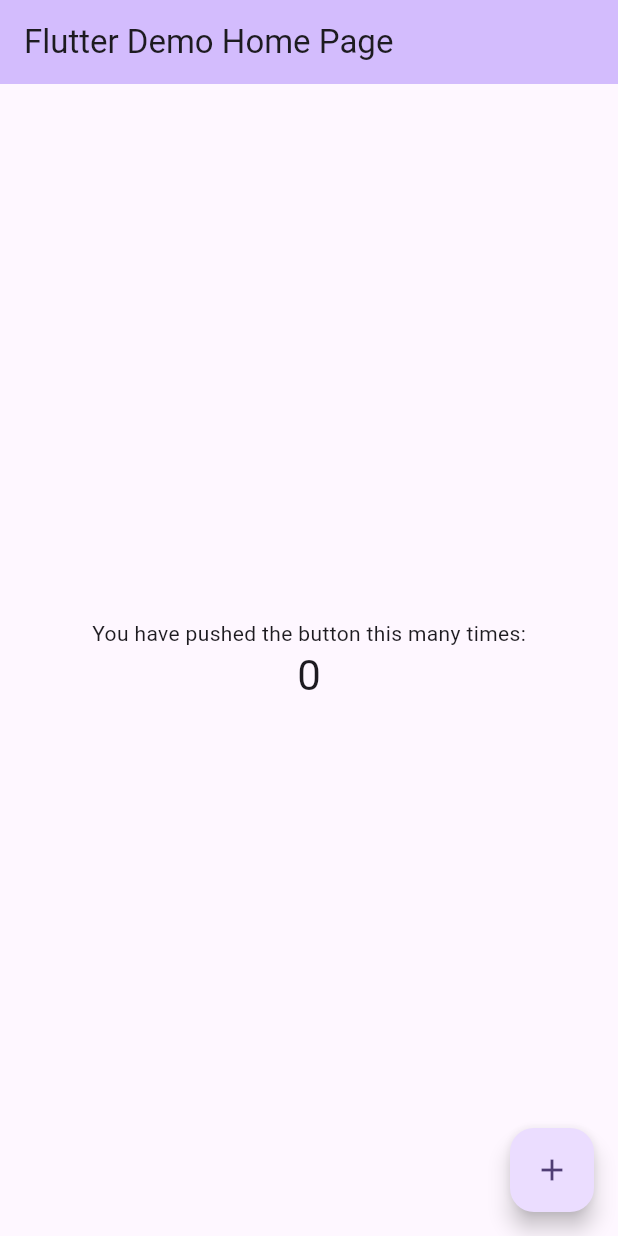
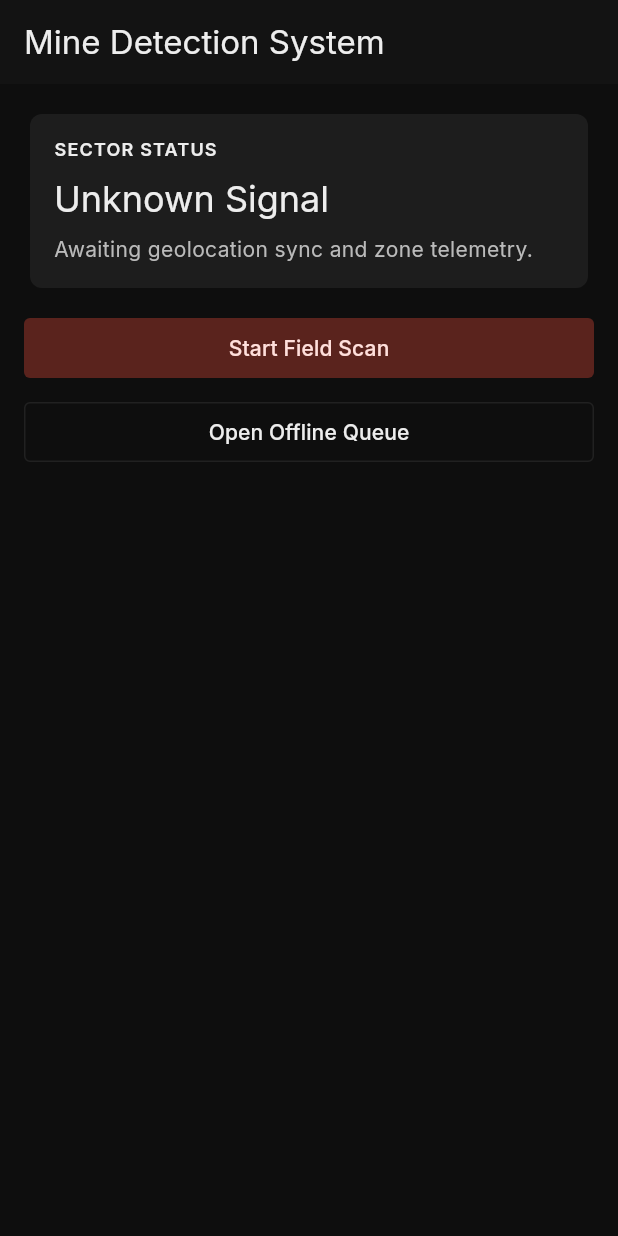
Before and after one commit to Aboud-KHalaf/Mine-Detection-System---Syria, a Flutter app: the screen it shows after launch, on a phone screen of 412 x 824 dp. Run offline on Flutter 3.47's test engine with Material 3 defaults, Android fonts, the phone set to English and light mode, and no system bars; our stand-ins replace google_fonts.

Commit message:
feat(theme): implement Tactical Sentinel app theme
- convert DESIGN.md into reusable core theme tokens and Material 3 dark theme

- add typography layer (Inter/Cairo via google_fonts) and component theming

- replace Flutter counter template with themed HomeScreen shell

- update widget test to validate new entry view

- refresh pub lock and generated plugin manifests

```diff
--- /dev/null
+++ b/lib/core/theme/app_colors.dart
@@ -0,0 +1,23 @@
+import 'package:flutter/material.dart';
+
+/// Tactical Sentinel color tokens extracted from DESIGN.md.
+abstract final class AppColors {
+  static const Color primary = Color(0xFFFF8E84);
+  static const Color error = Color(0xFFFF6E84);
+  static const Color secondary = Color(0xFF9DF898);
+  static const Color tertiary = Color(0xFFFFB150);
+
+  static const Color surface = Color(0xFF0E0E0E);
+
+  static const Color surfaceContainerLowest = Color(0xFF0A0A0A);
+  static const Color surfaceContainerLow = Color(0xFF131313);
+  static const Color surfaceContainer = Color(0xFF181818);
+  static const Color surfaceContainerHigh = Color(0xFF1D1D1D);
+  static const Color surfaceContainerHighest = Color(0xFF242424);
+
+  static const Color onSurface = Color(0xFFEDEDED);
+  static const Color onSurfaceVariant = Color(0xFFBABABA);
+  static const Color outlineVariant = Color(0xFF8A8A8A);
+
+  static const Color errorDim = Color(0xFFC75E71);
+}
--- /dev/null
+++ b/lib/core/theme/app_theme.dart
@@ -0,0 +1,131 @@
+import 'package:flutter/material.dart';
+
+import 'app_colors.dart';
+import 'app_theme_tokens.dart';
+import 'app_typography.dart';
+
+abstract final class AppTheme {
+  static ThemeData dark() {
+    const colorScheme = ColorScheme(
+      brightness: Brightness.dark,
+      primary: AppColors.primary,
+      onPrimary: Color(0xFF2B0F0C),
+      primaryContainer: Color(0xFF5A231D),
+      onPrimaryContainer: Color(0xFFFFDFDB),
+      secondary: AppColors.secondary,
+      onSecondary: Color(0xFF0F2B0E),
+      secondaryContainer: Color(0xFF1F4920),
+      onSecondaryContainer: Color(0xFFD8FFD5),
+      tertiary: AppColors.tertiary,
+      onTertiary: Color(0xFF2B1A00),
+      tertiaryContainer: Color(0xFF5F3E13),
+      onTertiaryContainer: Color(0xFFFFE1BE),
+      error: AppColors.error,
+      onError: Color(0xFF310010),
+      errorContainer: Color(0xFF5F1F30),
+      onErrorContainer: Color(0xFFFFD9E2),
+      surface: AppColors.surface,
+      onSurface: AppColors.onSurface,
+      onSurfaceVariant: AppColors.onSurfaceVariant,
+      outline: AppColors.outlineVariant,
+      outlineVariant: AppColors.outlineVariant,
+      shadow: Colors.black,
+      scrim: Colors.black,
+      inverseSurface: Color(0xFFE6E1E0),
+      onInverseSurface: Color(0xFF23201F),
+      inversePrimary: Color(0xFF8D4B44),
+      surfaceContainerLowest: AppColors.surfaceContainerLowest,
+      surfaceContainerLow: AppColors.surfaceContainerLow,
+      surfaceContainer: AppColors.surfaceContainer,
+      surfaceContainerHigh: AppColors.surfaceContainerHigh,
+      surfaceContainerHighest: AppColors.surfaceContainerHighest,
+      surfaceBright: Color(0xFF3A3838),
+      surfaceDim: Color(0xFF121111),
+    );
+
+    final textTheme = AppTypography.textTheme(colorScheme);
+
+    return ThemeData(
+      useMaterial3: true,
+      colorScheme: colorScheme,
+      scaffoldBackgroundColor: colorScheme.surface,
+      textTheme: textTheme,
+      appBarTheme: AppBarTheme(
+        backgroundColor: colorScheme.surfaceContainerLow,
+        foregroundColor: colorScheme.onSurface,
+        elevation: 0,
+        scrolledUnderElevation: 0,
+      ),
+      cardTheme: CardThemeData(
+        color: colorScheme.surfaceContainerHigh,
+        elevation: 0,
+        shape: RoundedRectangleBorder(
+          borderRadius: BorderRadius.circular(AppThemeTokens.roundEight),
+        ),
+      ),
+      elevatedButtonTheme: ElevatedButtonThemeData(
+        style: ElevatedButton.styleFrom(
+          elevation: 0,
+          backgroundColor: colorScheme.primaryContainer,
+          foregroundColor: colorScheme.onPrimaryContainer,
+          shape: RoundedRectangleBorder(
+            borderRadius: BorderRadius.circular(AppThemeTokens.roundFour),
+          ),
+        ),
+      ),
+      filledButtonTheme: FilledButtonThemeData(
+        style: FilledButton.styleFrom(
+          backgroundColor: colorScheme.primaryContainer,
+          foregroundColor: colorScheme.onPrimaryContainer,
+          shape: RoundedRectangleBorder(
+            borderRadius: BorderRadius.circular(AppThemeTokens.roundFour),
+          ),
+        ),
+      ),
+      outlinedButtonTheme: OutlinedButtonThemeData(
+        style: OutlinedButton.styleFrom(
+          foregroundColor: colorScheme.onSurface,
+          side: BorderSide(
+            color: colorScheme.outlineVariant.withValues(
+              alpha: AppThemeTokens.ghostBorderOpacity,
+            ),
+            width: 1,
+          ),
+          shape: RoundedRectangleBorder(
+            borderRadius: BorderRadius.circular(AppThemeTokens.roundFour),
+          ),
+        ),
+      ),
+      inputDecorationTheme: InputDecorationTheme(
+        filled: true,
+        fillColor: colorScheme.surfaceContainerLowest,
+        hintStyle: textTheme.bodyMedium?.copyWith(
+          color: colorScheme.onSurfaceVariant,
+        ),
+        enabledBorder: OutlineInputBorder(
+          borderSide: BorderSide(
+            color: colorScheme.outlineVariant.withValues(
+              alpha: AppThemeTokens.ghostBorderOpacity,
+            ),
+          ),
+          borderRadius: BorderRadius.circular(AppThemeTokens.roundFour),
+        ),
+        focusedBorder: OutlineInputBorder(
+          borderSide: BorderSide(
+            color: colorScheme.tertiary.withValues(alpha: 0.5),
+          ),
+          borderRadius: BorderRadius.circular(AppThemeTokens.roundFour),
+        ),
+      ),
+      dividerTheme: const DividerThemeData(
+        color: Colors.transparent,
+        space: 0,
+        thickness: 0,
+      ),
+      snackBarTheme: SnackBarThemeData(
+        backgroundColor: colorScheme.surfaceContainerHighest,
+        contentTextStyle: textTheme.bodyMedium,
+      ),
+    );
+  }
+}
--- /dev/null
+++ b/lib/core/theme/app_theme_tokens.dart
@@ -0,0 +1,10 @@
+abstract final class AppThemeTokens {
+  static const double roundFour = 4;
+  static const double roundEight = 8;
+
+  static const double spacingSm = 8;
+  static const double spacingMd = 12;
+  static const double spacingLg = 16;
+
+  static const double ghostBorderOpacity = 0.15;
+}
--- /dev/null
+++ b/lib/core/theme/app_typography.dart
@@ -0,0 +1,33 @@
+import 'package:flutter/material.dart';
+import 'package:google_fonts/google_fonts.dart';
+
+abstract final class AppTypography {
+  static TextTheme textTheme(ColorScheme colorScheme) {
+    final inter = GoogleFonts.interTextTheme();
+    final cairoFamily = GoogleFonts.cairo().fontFamily;
+
+    TextStyle withFallback(TextStyle? style) {
+      return (style ?? const TextStyle()).copyWith(
+        color: colorScheme.onSurface,
+        fontFamilyFallback: [if (cairoFamily != null) cairoFamily],
+      );
+    }
+
+    return inter.copyWith(
+      displayLarge: withFallback(inter.displayLarge),
+      displayMedium: withFallback(inter.displayMedium),
+      headlineMedium: withFallback(inter.headlineMedium),
+      headlineSmall: withFallback(inter.headlineSmall),
+      titleMedium: withFallback(inter.titleMedium),
+      bodyMedium: withFallback(inter.bodyMedium),
+      labelMedium: withFallback(inter.labelMedium).copyWith(
+        letterSpacing: 0.8,
+        fontWeight: FontWeight.w600,
+      ),
+      labelSmall: withFallback(inter.labelSmall).copyWith(
+        letterSpacing: 0.8,
+        fontWeight: FontWeight.w600,
+      ),
+    );
+  }
+}
--- a/lib/main.dart
+++ b/lib/main.dart
@@ -1,122 +1,23 @@
 import 'package:flutter/material.dart';
 
+import 'core/theme/app_theme.dart';
+import 'views/home/home_screen.dart';
+
 void main() {
-  runApp(const MyApp());
+  runApp(const MdsApp());
 }
 
-class MyApp extends StatelessWidget {
-  const MyApp({super.key});
+class MdsApp extends StatelessWidget {
+  const MdsApp({super.key});
 
-  // This widget is the root of your application.
   @override
   Widget build(BuildContext context) {
     return MaterialApp(
-      title: 'Flutter Demo',
-      theme: ThemeData(
-        // This is the theme of your application.
-        //
-        // TRY THIS: Try running your application with "flutter run". You'll see
-        // the application has a purple toolbar. Then, without quitting the app,
-        // try changing the seedColor in the colorScheme below to Colors.green
-        // and then invoke "hot reload" (save your changes or press the "hot
-        // reload" button in a Flutter-supported IDE, or press "r" if you used
-        // the command line to start the app).
-        //
-        // Notice that the counter didn't reset back to zero; the application
-        // state is not lost during the reload. To reset the state, use hot
-        // restart instead.
-        //
-        // This works for code too, not just values: Most code changes can be
-        // tested with just a hot reload.
-        colorScheme: .fromSeed(seedColor: Colors.deepPurple),
-      ),
-      home: const MyHomePage(title: 'Flutter Demo Home Page'),
+      title: 'Mine Detection System',
+      debugShowCheckedModeBanner: false,
+      themeMode: ThemeMode.dark,
+      darkTheme: AppTheme.dark(),
+      home: const HomeScreen(),
     );
   }
 }
-
-class MyHomePage extends StatefulWidget {
-  const MyHomePage({super.key, required this.title});
-
-  // This widget is the home page of your application. It is stateful, meaning
-  // that it has a State object (defined below) that contains fields that affect
-  // how it looks.
-
-  // This class is the configuration for the state. It holds the values (in this
-  // case the title) provided by the parent (in this case the App widget) and
-  // used by the build method of the State. Fields in a Widget subclass are
-  // always marked "final".
-
-  final String title;
-
-  @override
-  State<MyHomePage> createState() => _MyHomePageState();
-}
-
-class _MyHomePageState extends State<MyHomePage> {
-  int _counter = 0;
-
-  void _incrementCounter() {
-    setState(() {
-      // This call to setState tells the Flutter framework that something has
-      // changed in this State, which causes it to rerun the build method below
-      // so that the display can reflect the updated values. If we changed
-      // _counter without calling setState(), then the build method would not be
-      // called again, and so nothing would appear to happen.
-      _counter++;
-    });
-  }
-
-  @override
-  Widget build(BuildContext context) {
-    // This method is rerun every time setState is called, for instance as done
-    // by the _incrementCounter method above.
-    //
-    // The Flutter framework has been optimized to make rerunning build methods
-    // fast, so that you can just rebuild anything that needs updating rather
-    // than having to individually change instances of widgets.
-    return Scaffold(
-      appBar: AppBar(
-        // TRY THIS: Try changing the color here to a specific color (to
-        // Colors.amber, perhaps?) and trigger a hot reload to see the AppBar
-        // change color while the other colors stay the same.
-        backgroundColor: Theme.of(context).colorScheme.inversePrimary,
-        // Here we take the value from the MyHomePage object that was created by
-        // the App.build method, and use it to set our appbar title.
-        title: Text(widget.title),
-      ),
-      body: Center(
-        // Center is a layout widget. It takes a single child and positions it
-        // in the middle of the parent.
-        child: Column(
-          // Column is also a layout widget. It takes a list of children and
-          // arranges them vertically. By default, it sizes itself to fit its
-          // children horizontally, and tries to be as tall as its parent.
-          //
-          // Column has various properties to control how it sizes itself and
-          // how it positions its children. Here we use mainAxisAlignment to
-          // center the children vertically; the main axis here is the vertical
-          // axis because Columns are vertical (the cross axis would be
-          // horizontal).
-          //
-          // TRY THIS: Invoke "debug painting" (choose the "Toggle Debug Paint"
-          // action in the IDE, or press "p" in the console), to see the
-          // wireframe for each widget.
-          mainAxisAlignment: .center,
-          children: [
-            const Text('You have pushed the button this many times:'),
-            Text(
-              '$_counter',
-              style: Theme.of(context).textTheme.headlineMedium,
-            ),
-          ],
-        ),
-      ),
-      floatingActionButton: FloatingActionButton(
-        onPressed: _incrementCounter,
-        tooltip: 'Increment',
-        child: const Icon(Icons.add),
-      ),
-    );
-  }
-}
--- /dev/null
+++ b/lib/views/home/home_screen.dart
@@ -0,0 +1,55 @@
+import 'package:flutter/material.dart';
+
+class HomeScreen extends StatelessWidget {
+  const HomeScreen({super.key});
+
+  @override
+  Widget build(BuildContext context) {
+    final colors = Theme.of(context).colorScheme;
+    final text = Theme.of(context).textTheme;
+
+    return Scaffold(
+      appBar: AppBar(
+        title: const Text('Mine Detection System'),
+      ),
+      body: Padding(
+        padding: const EdgeInsets.all(16),
+        child: Column(
+          crossAxisAlignment: CrossAxisAlignment.stretch,
+          children: [
+            Card(
+              child: Padding(
+                padding: const EdgeInsets.all(16),
+                child: Column(
+                  crossAxisAlignment: CrossAxisAlignment.start,
+                  children: [
+                    Text('SECTOR STATUS', style: text.labelMedium),
+                    const SizedBox(height: 8),
+                    Text('Unknown Signal', style: text.headlineSmall),
+                    const SizedBox(height: 8),
+                    Text(
+                      'Awaiting geolocation sync and zone telemetry.',
+                      style: text.bodyMedium?.copyWith(
+                        color: colors.onSurfaceVariant,
+                      ),
+                    ),
+                  ],
+                ),
+              ),
+            ),
+            const SizedBox(height: 12),
+            FilledButton(
+              onPressed: () {},
+              child: const Text('Start Field Scan'),
+            ),
+            const SizedBox(height: 8),
+            OutlinedButton(
+              onPressed: () {},
+              child: const Text('Open Offline Queue'),
+            ),
+          ],
+        ),
+      ),
+    );
+  }
+}
--- a/pubspec.yaml
+++ b/pubspec.yaml
@@ -34,6 +34,7 @@ dependencies:
   # The following adds the Cupertino Icons font to your application.
   # Use with the CupertinoIcons class for iOS style icons.
   cupertino_icons: ^1.0.8
+  google_fonts: ^6.3.2
 
 dev_dependencies:
   flutter_test:
```
Also changed, not shown: pubspec.lock, 3 other files.
